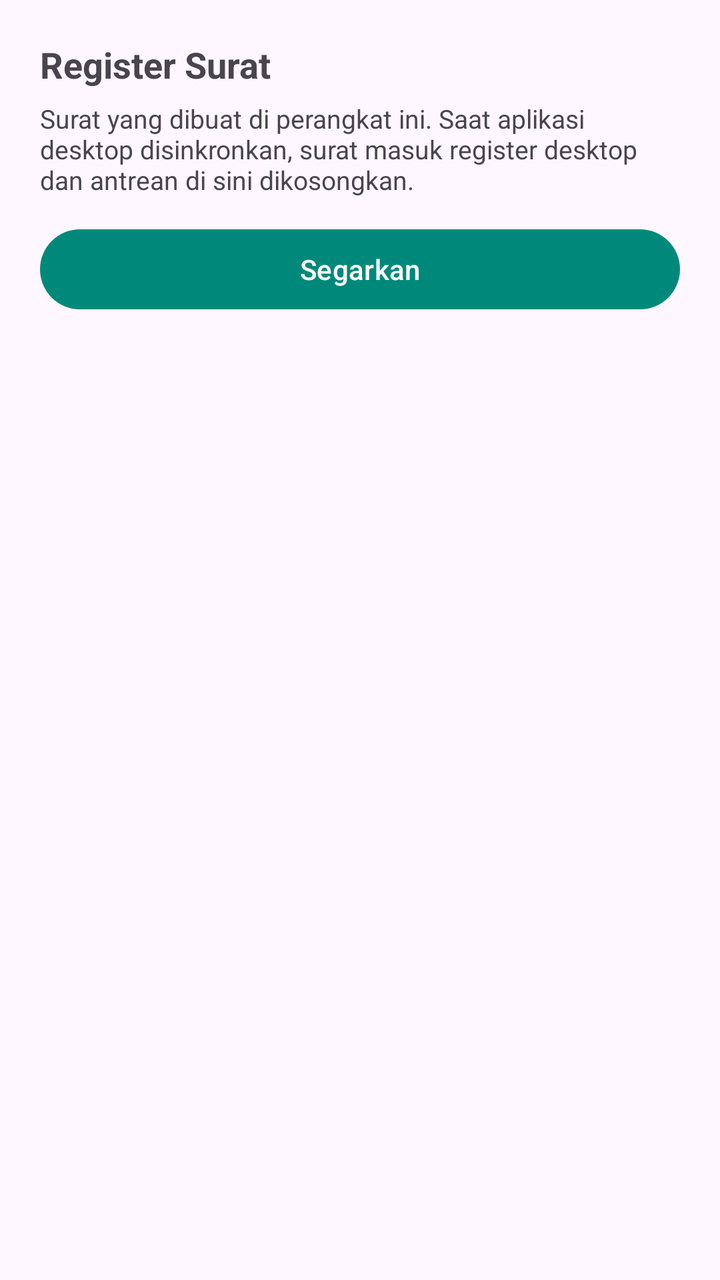
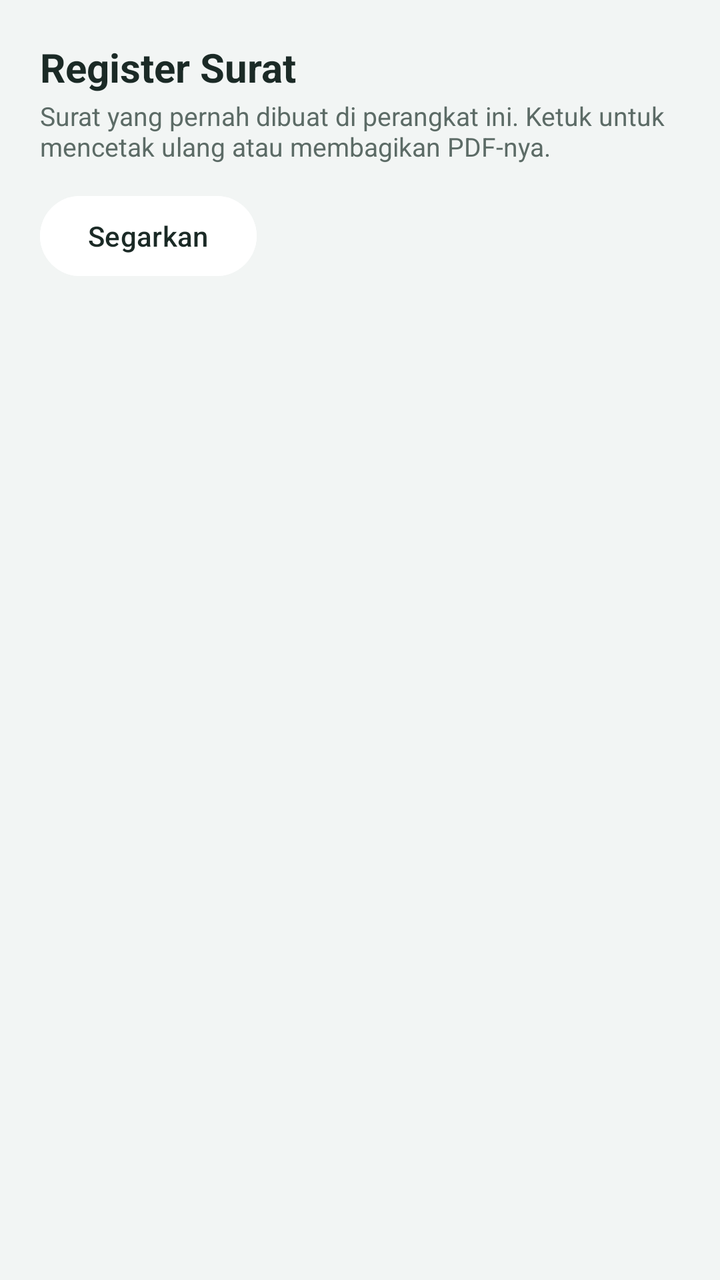

Two renders of the same Android screen: before a commit and after it. Below are the layout's source before the change and the commit's diff.
<!-- AndroidManifest.xml: application theme Theme.SuDesAndroid -->
<!-- res/layout/activity_register_surat.xml -->
<?xml version="1.0" encoding="utf-8"?>
<LinearLayout xmlns:android="http://schemas.android.com/apk/res/android"
    android:layout_width="match_parent"
    android:layout_height="match_parent"
    android:orientation="vertical"
    android:padding="20dp">

    <TextView
        android:layout_width="wrap_content"
        android:layout_height="wrap_content"
        android:text="@string/label_register_surat"
        android:textSize="18sp"
        android:textStyle="bold" />

    <TextView
        android:layout_width="match_parent"
        android:layout_height="wrap_content"
        android:layout_marginTop="6dp"
        android:text="@string/petunjuk_register"
        android:textSize="13sp" />

    <Button
        android:id="@+id/btn_segarkan"
        android:layout_width="match_parent"
        android:layout_height="wrap_content"
        android:layout_marginTop="12dp"
        android:text="@string/segarkan" />

    <ScrollView
        android:layout_width="match_parent"
        android:layout_height="0dp"
        android:layout_weight="1">

        <LinearLayout
            android:id="@+id/wadah_register"
            android:layout_width="match_parent"
            android:layout_height="wrap_content"
            android:orientation="vertical" />
    </ScrollView>

    <ProgressBar
        android:id="@+id/progres"
        android:layout_width="wrap_content"
        android:layout_height="wrap_content"
        android:layout_gravity="center"
        android:layout_marginTop="8dp"
        android:visibility="gone" />

</LinearLayout>
<!-- resources referenced by this layout -->
<resources>
  <string name="label_register_surat">Register Surat</string>
  <string name="petunjuk_register">Surat yang dibuat di perangkat ini. Saat aplikasi desktop disinkronkan, surat masuk register desktop dan antrean di sini dikosongkan.</string>
  <string name="segarkan">Segarkan</string>
  <style name="Theme.SuDesAndroid" parent="Theme.Material3.DayNight.NoActionBar">
          <item name="colorPrimary">#00897B</item>
          <item name="colorOnPrimary">#FFFFFF</item>
      </style>
</resources>

<!-- the commit's change to res/layout/activity_register_surat.xml (unified diff, before → after) -->
@@ -2,34 +2,41 @@
 <LinearLayout xmlns:android="http://schemas.android.com/apk/res/android"
     android:layout_width="match_parent"
     android:layout_height="match_parent"
+    android:background="@color/page"
     android:orientation="vertical"
     android:padding="20dp">
 
     <TextView
-        android:layout_width="wrap_content"
+        android:layout_width="match_parent"
         android:layout_height="wrap_content"
         android:text="@string/label_register_surat"
-        android:textSize="18sp"
+        android:textColor="@color/teks"
+        android:textSize="20sp"
         android:textStyle="bold" />
 
     <TextView
         android:layout_width="match_parent"
         android:layout_height="wrap_content"
-        android:layout_marginTop="6dp"
+        android:layout_marginTop="2dp"
         android:text="@string/petunjuk_register"
+        android:textColor="@color/teks_redup"
         android:textSize="13sp" />
 
     <Button
         android:id="@+id/btn_segarkan"
-        android:layout_width="match_parent"
+        android:layout_width="wrap_content"
         android:layout_height="wrap_content"
         android:layout_marginTop="12dp"
-        android:text="@string/segarkan" />
+        android:backgroundTint="@color/surface"
+        android:text="@string/segarkan"
+        android:textAllCaps="false"
+        android:textColor="@color/teks" />
 
     <ScrollView
         android:layout_width="match_parent"
         android:layout_height="0dp"
-        android:layout_weight="1">
+        android:layout_weight="1"
+        android:layout_marginTop="8dp">
 
         <LinearLayout
             android:id="@+id/wadah_register"
<!-- resource entries referenced after the edit -->
@@ -1,11 +1,23 @@
 <!-- resources referenced by this layout -->
 <resources>
+  <color name="page">#F2F5F4</color>
+  <color name="surface">#FFFFFF</color>
+  <color name="teks">#1B2A26</color>
+  <color name="teks_redup">#5C6B66</color>
   <string name="label_register_surat">Register Surat</string>
-  <string name="petunjuk_register">Surat yang dibuat di perangkat ini. Saat aplikasi desktop disinkronkan, surat masuk register desktop dan antrean di sini dikosongkan.</string>
+  <string name="petunjuk_register">Surat yang pernah dibuat di perangkat ini. Ketuk untuk mencetak ulang atau membagikan PDF-nya.</string>
   <string name="segarkan">Segarkan</string>
   <style name="Theme.SuDesAndroid" parent="Theme.Material3.DayNight.NoActionBar">
-          <item name="colorPrimary">#00897B</item>
+          <item name="colorPrimary">@color/accent</item>
           <item name="colorOnPrimary">#FFFFFF</item>
+          <item name="colorSecondary">@color/accent_dark</item>
+          <item name="android:colorBackground">@color/page</item>
+          <item name="colorSurface">@color/surface</item>
+          <item name="android:textColor">@color/teks</item>
+          <item name="android:textColorPrimary">@color/teks</item>
+          <item name="android:textColorSecondary">@color/teks_redup</item>
       </style>
+  <color name="accent">#00897B</color>
+  <color name="accent_dark">#00695C</color>
 </resources>
 
